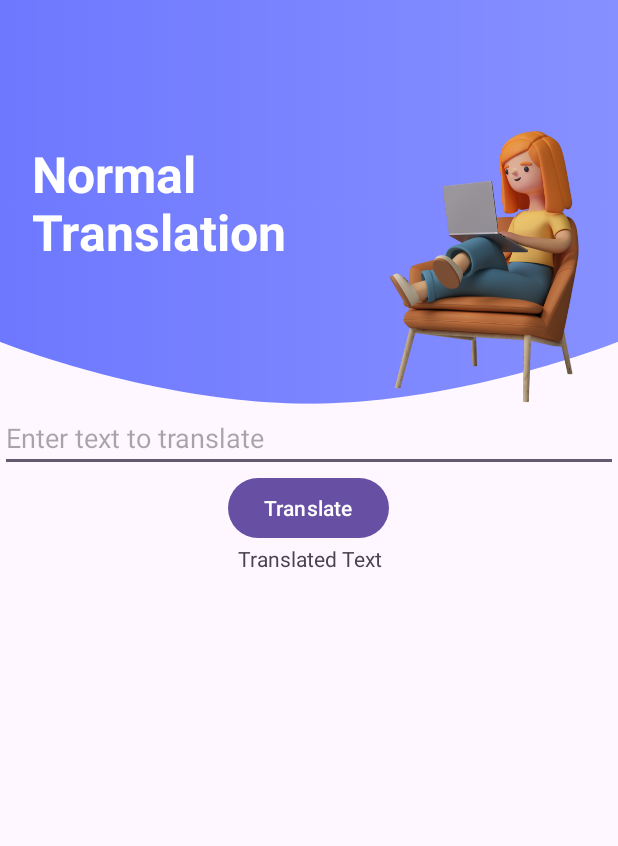
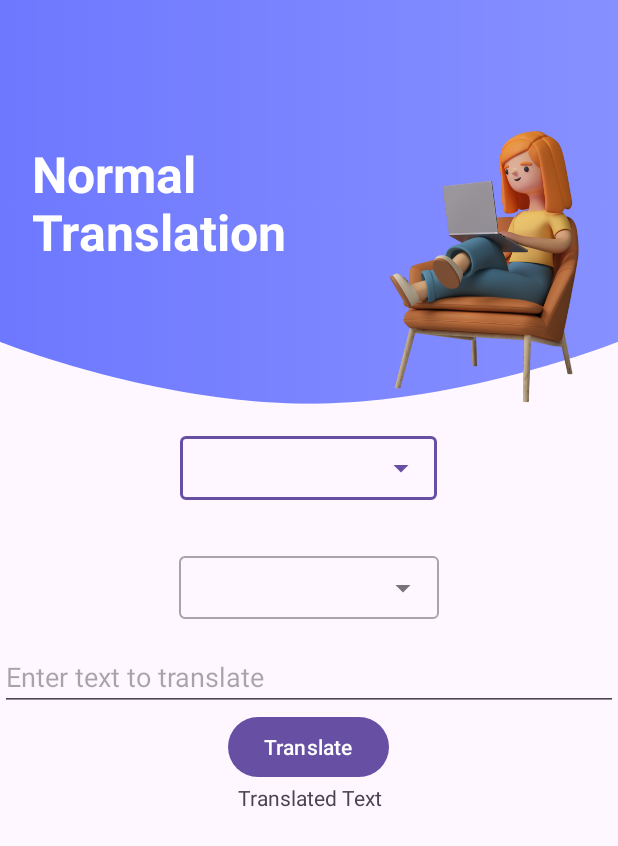
Before and after one commit to Hauooo/Assignment, an Android app: the NormalTranslationActivity screen opened directly, with no data from a screen before it, on a phone screen of 412 x 824 dp. Shown: the top 846 px of the screen. Run offline under Robolectric (Android 15) with nearby library versions, the phone set to English and light mode, and no system bars; libraries missing offline, so code that uses them is left out: com.google.mlkit.nl.

Commit message:
Update activity_normal_translation.xml

```diff
--- a/app/src/main/res/layout/activity_normal_translation.xml
+++ b/app/src/main/res/layout/activity_normal_translation.xml
@@ -67,6 +67,45 @@
                 app:layout_constraintTop_toBottomOf="@id/layout1"
                 app:layout_constraintStart_toStartOf="parent"
                 app:layout_constraintEnd_toEndOf="parent">
+
+
+                <com.google.android.material.textfield.TextInputLayout
+                    android:id="@+id/select_language1"
+                    style="@style/Widget.MaterialComponents.TextInputLayout.OutlinedBox.Dense.ExposedDropdownMenu"
+                    android:layout_width="171dp"
+                    android:layout_height="48dp"
+                    android:layout_margin="16dp"
+                    app:layout_constraintEnd_toEndOf="parent"
+                    app:layout_constraintStart_toStartOf="parent"
+                    tools:layout_editor_absoluteY="61dp">
+
+                    <AutoCompleteTextView
+                        android:id="@+id/auto_complete_txt"
+                        android:layout_width="match_parent"
+                        android:layout_height="wrap_content"
+                        android:inputType="none" />
+
+                </com.google.android.material.textfield.TextInputLayout>
+
+                <com.google.android.material.textfield.TextInputLayout
+                    android:id="@+id/select_language2"
+                    style="@style/Widget.MaterialComponents.TextInputLayout.OutlinedBox.Dense.ExposedDropdownMenu"
+                    android:layout_width="173dp"
+                    android:layout_height="47dp"
+                    android:layout_margin="16dp"
+                    android:layout_marginTop="60dp"
+                    app:layout_constraintEnd_toEndOf="parent"
+                    app:layout_constraintStart_toStartOf="parent"
+                    app:layout_constraintTop_toBottomOf="@+id/select_language1">
+
+                    <AutoCompleteTextView
+                        android:id="@+id/auto_complete_txt2"
+                        android:layout_width="match_parent"
+                        android:layout_height="wrap_content"
+                        android:inputType="none" />
+
+                </com.google.android.material.textfield.TextInputLayout>
+
                 <EditText
                     android:id="@+id/input_text"
                     android:layout_width="match_parent"
```
